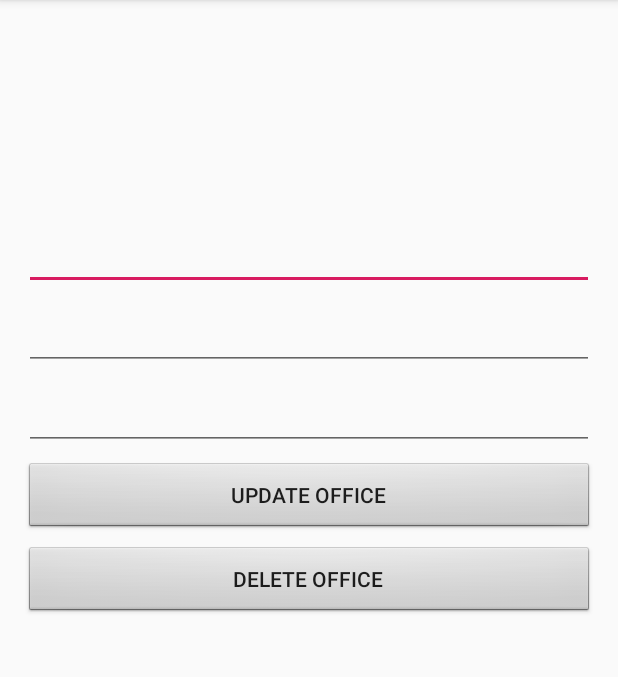
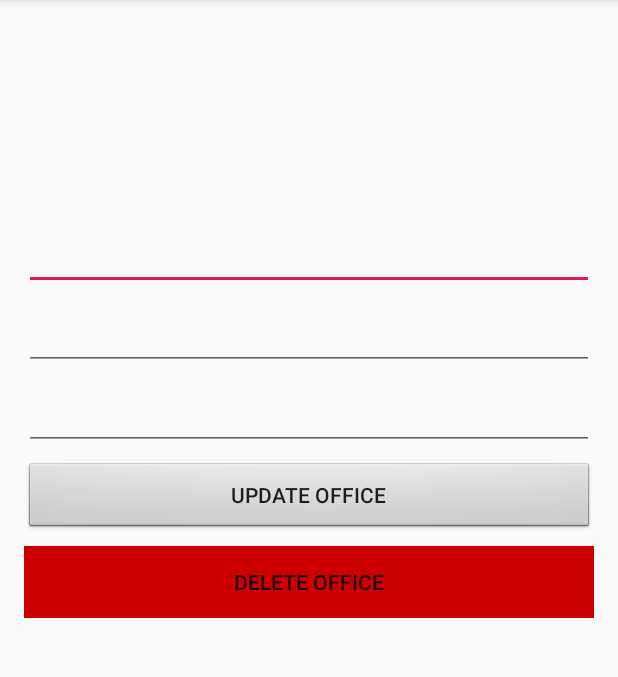
Before and after one commit to pietrodv/OfficesDB-Client, an Android app: the EditOfficeActivity screen opened directly, with no data from a screen before it, on a phone screen of 412 x 824 dp, the part 84-761 px from its top. Run offline under Robolectric (Android 15) with nearby library versions, the phone set to English and light mode, and no system bars; our stand-ins replace Picasso; pictures from the network do not load; 7 statements that could not run were skipped.

```diff
--- a/app/src/main/java/com/apps/pietrodv/officesdb/ApiInterface.java
+++ b/app/src/main/java/com/apps/pietrodv/officesdb/ApiInterface.java
@@ -3,6 +3,7 @@ package com.apps.pietrodv.officesdb;
 import java.util.List;
 
 import okhttp3.MultipartBody;
+import okhttp3.RequestBody;
 import okhttp3.ResponseBody;
 import retrofit2.Call;
 import retrofit2.http.DELETE;
@@ -33,7 +34,7 @@ public interface ApiInterface {
 
     @Multipart
     @POST("/office/file/upload")
-    Call<ResponseBody> uploadMultipartFile(@Part("keyname") String keyname, @Part MultipartBody.Part file);
+    Call<ResponseBody> uploadMultipartFile(@Part("keyname") RequestBody name , @Part MultipartBody.Part file);
 
     @DELETE("office/file/delete/{keyname}")
     Call<Void> deletePhotoS3(@Path("keyname") String keyname);
--- a/app/src/main/java/com/apps/pietrodv/officesdb/EditOfficeActivity.java
+++ b/app/src/main/java/com/apps/pietrodv/officesdb/EditOfficeActivity.java
@@ -1,5 +1,8 @@
 package com.apps.pietrodv.officesdb;
 
+import android.content.DialogInterface;
+import android.content.Intent;
+import android.support.v7.app.AlertDialog;
 import android.support.v7.app.AppCompatActivity;
 import android.os.Bundle;
 import android.view.View;
@@ -57,23 +60,17 @@ public class EditOfficeActivity extends AppCompatActivity {
         photo = new File(office.getPhoto());
 
         //Set the onClick methods for the buttons
-        updateOffice.setOnClickListener(new View.OnClickListener() {
-            @Override
-            public void onClick(View v) {
+        updateOffice.setOnClickListener((View v) -> {
 
                 updateOffice();
 
-            }
         });
 
-        deleteOffice.setOnClickListener(new View.OnClickListener() {
-            @Override
-            public void onClick(View v) {
+        deleteOffice.setOnClickListener((View v) -> {
 
-                deletePhotoS3();
-                deleteOffice();
+            deletePhotoS3();
+            deleteOffice();
 
-            }
         });
 
     }
@@ -125,15 +122,7 @@ public class EditOfficeActivity extends AppCompatActivity {
 
                 //Toast
                 officeDeleted.show();
-
-                //Clear all fields
-                updateOffice.setVisibility(View.INVISIBLE);
-                editPhoto.setVisibility(View.INVISIBLE);
-                editTitle.setVisibility(View.INVISIBLE);
-                editDescription.setVisibility(View.INVISIBLE);
-                editPrice.setVisibility(View.INVISIBLE);
-                deleteOffice.setVisibility(View.INVISIBLE);
-
+                finish();
             }
 
             @Override
--- a/app/src/main/java/com/apps/pietrodv/officesdb/NetworkClient.java
+++ b/app/src/main/java/com/apps/pietrodv/officesdb/NetworkClient.java
@@ -6,9 +6,9 @@ import retrofit2.converter.gson.GsonConverterFactory;
 public class NetworkClient {
 
     // Heroku
-    // public static final String BASE_URL = "https://spring-office.herokuapp.com";
+    public static final String BASE_URL = "https://spring-office.herokuapp.com";
     // Localhost cozylisbon1
-    public static final String BASE_URL = "http://192.168.1.90:8080";
+    //public static final String BASE_URL = "http://192.168.1.67:8080";
     public static Retrofit retrofit;
 
     //This public static method will return Retrofit client anywhere in the application
--- a/app/src/main/res/layout/activity_edit_office.xml
+++ b/app/src/main/res/layout/activity_edit_office.xml
@@ -1,6 +1,5 @@
 <?xml version="1.0" encoding="utf-8"?>
 <ScrollView xmlns:android="http://schemas.android.com/apk/res/android"
-    xmlns:app="http://schemas.android.com/apk/res-auto"
     xmlns:tools="http://schemas.android.com/tools"
     android:layout_width="match_parent"
     android:layout_height="match_parent"
@@ -41,90 +40,8 @@
             android:layout_width="match_parent"
             android:layout_height="wrap_content"
             android:layout_marginTop="8dp"
-            android:visibility="visible" />
-
-        <!--<EditText
-            android:id="@+id/edit_date_from"
-            android:layout_width="match_parent"
-            android:layout_height="wrap_content"
-            android:layout_marginTop="8dp"
-            android:text="date from"/>
-
-        <EditText
-            android:id="@+id/edit_date_to"
-            android:layout_width="match_parent"
-            android:layout_height="wrap_content"
-            android:layout_marginTop="8dp"
-            android:text="date to"/>-->
-
-        <!--<Spinner
-            android:id="@+id/edit_location"
-            android:layout_width="match_parent"
-            android:layout_height="wrap_content"
-            android:layout_marginTop="8dp" />
-
-        <LinearLayout
-            android:layout_width="match_parent"
-            android:layout_height="wrap_content"
-            android:layout_marginTop="8dp"
-            android:orientation="horizontal">
-
-            <TextView
-                android:layout_width="wrap_content"
-                android:layout_height="wrap_content"
-                android:layout_weight="1"
-                android:text="Team Minimum Size:" />
-
-            <Spinner
-                android:id="@+id/edit_team_min_size"
-                android:layout_width="wrap_content"
-                android:layout_height="wrap_content"
-                android:layout_weight="1" />
-
-        </LinearLayout>
-
-        <LinearLayout
-            android:layout_width="match_parent"
-            android:layout_height="wrap_content"
-            android:layout_marginTop="8dp"
-            android:orientation="horizontal">
-
-            <TextView
-                android:layout_width="wrap_content"
-                android:layout_height="wrap_content"
-                android:layout_weight="1"
-                android:text="Team Maximum Size:" />
-
-            <Spinner
-                android:id="@+id/edit_team_max_size"
-                android:layout_width="wrap_content"
-                android:layout_height="wrap_content"
-                android:layout_weight="1" />
-
-        </LinearLayout>
-
-        <Button
-            android:id="@+id/edit_dates"
-            android:layout_width="match_parent"
-            android:layout_height="wrap_content"
-            android:layout_marginTop="8dp"
-            android:background="@android:drawable/btn_default"
-            android:text="update available dates" />
-
-        <ImageView
-            android:layout_width="180dp"
-            android:layout_height="120dp"
-            android:layout_gravity="center_horizontal"
-            android:layout_marginTop="8dp"
-            android:background="@color/colorAccent" />
-
-        <Button
-            android:id="@+id/add_image"
-            android:layout_width="match_parent"
-            android:layout_height="wrap_content"
-            android:layout_marginTop="8dp"
-            android:background="@android:drawable/btn_default"
-            android:text="add new image" />-->
+            android:visibility="visible"
+            android:inputType="numberDecimal"/>
 
         <Button
             android:id="@+id/update_office"
@@ -139,7 +56,7 @@
             android:layout_width="match_parent"
             android:layout_height="wrap_content"
             android:layout_marginTop="8dp"
-            android:background="@android:drawable/btn_default"
+            android:background="@android:color/holo_red_dark"
             android:text="delete office" />
 
     </LinearLayout>
--- a/app/src/main/res/layout/activity_update_office.xml
+++ b/app/src/main/res/layout/activity_update_office.xml
@@ -12,7 +12,7 @@
         android:layout_width="match_parent"
         android:layout_height="wrap_content"
         android:layout_margin="8dp"
-        android:text="load all my offices" />
+        android:text="re-load offices" />
 
     <android.support.v7.widget.RecyclerView
         android:id="@+id/recycler_view"
--- a/build.gradle
+++ b/build.gradle
@@ -7,7 +7,7 @@ buildscript {
         jcenter()
     }
     dependencies {
-        classpath 'com.android.tools.build:gradle:3.5.0'
+        classpath 'com.android.tools.build:gradle:3.5.1'
 
 
         // NOTE: Do not place your application dependencies here; they belong
```
Also changed, not shown: app/src/main/java/com/apps/pietrodv/officesdb/MainActivity.java (+2 -8 lines), app/src/main/java/com/apps/pietrodv/officesdb/OfficesAdapter.java (+2 -6 lines), app/src/main/java/com/apps/pietrodv/officesdb/UpdateOfficeActivity.java (+9 -4 lines), app/src/main/java/com/apps/pietrodv/officesdb/UploadOfficeActivity.java (+8 -14 lines), app/src/main/res/layout/activity_upload_office.xml (+9 -9 lines).
